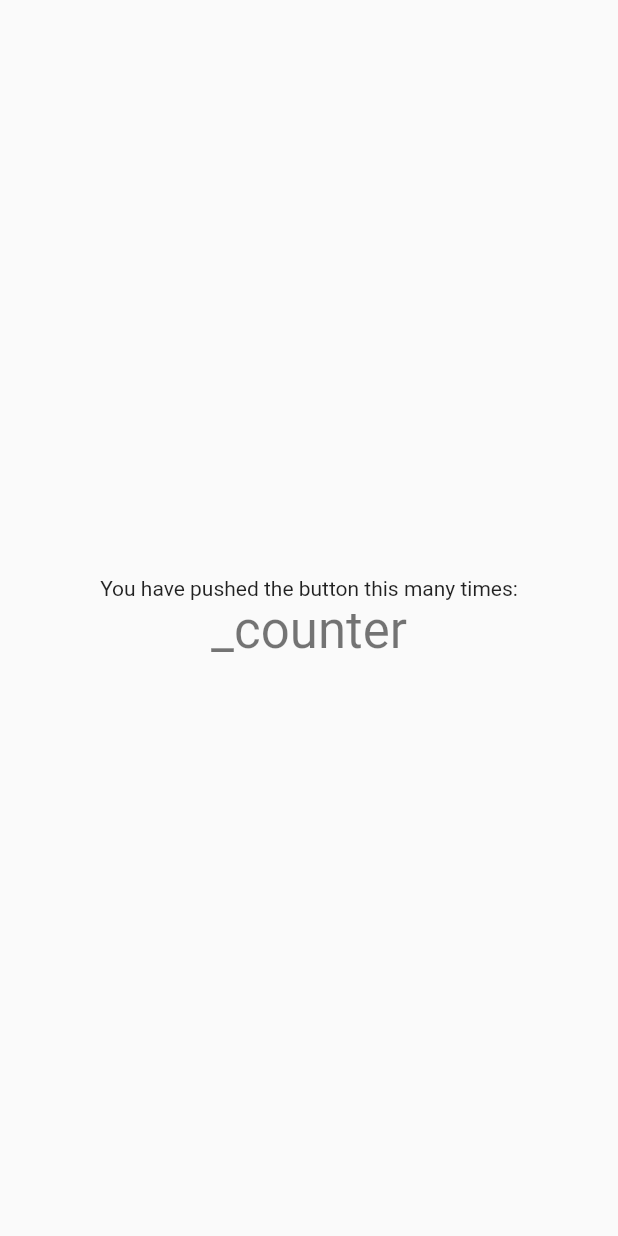
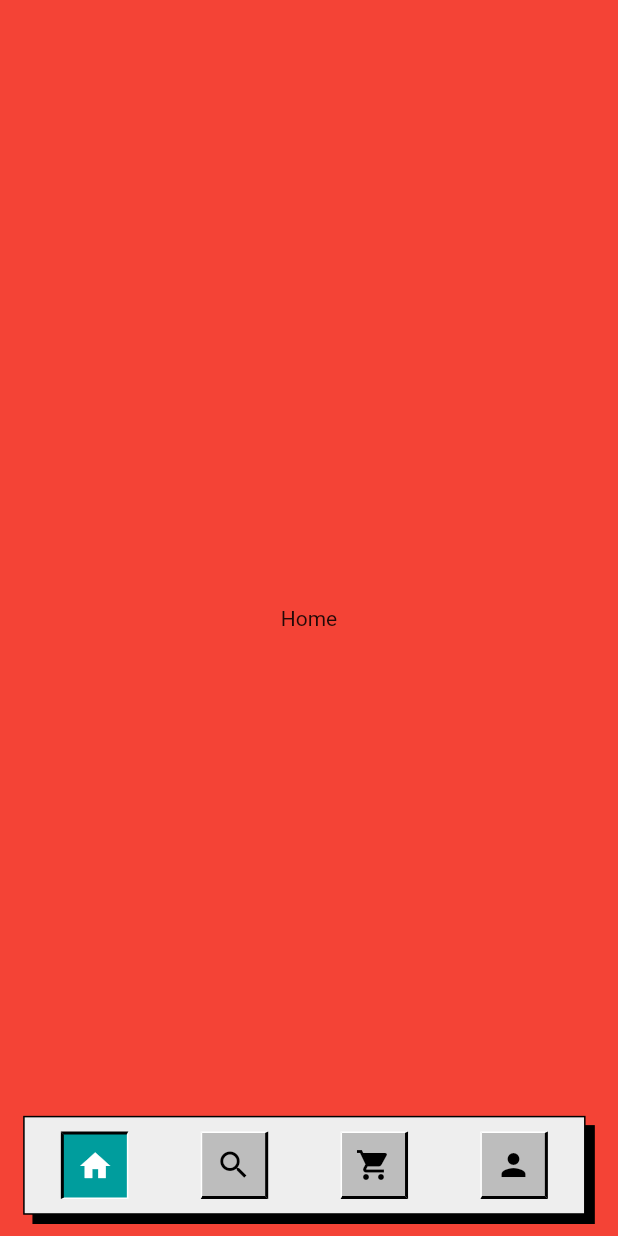
Before and after one commit to himanshusharma89/relic_bazaar, a Flutter app: the screen it shows after launch, on a phone screen of 412 x 824 dp. Run offline on Flutter 3.47's test engine with Material 2 defaults, Android fonts, the phone set to English and light mode, and no system bars.

Commit message:
Floating Bottom Nav Bar

```diff
--- /dev/null
+++ b/lib/bottom_nav_bar.dart
@@ -0,0 +1,123 @@
+import 'package:flutter/material.dart';
+
+class FloatingNavBar extends StatefulWidget {
+  int index;
+  final PageController _controller;
+
+  FloatingNavBar(this.index,this._controller);
+
+  @override
+  _FloatingNavBarState createState() => _FloatingNavBarState();
+}
+
+class _FloatingNavBarState extends State<FloatingNavBar> {
+
+  PageController controller;
+
+  @override
+  void initState() {
+    controller=widget._controller;
+    super.initState();
+  }
+  @override
+  Widget build(BuildContext context) {
+    final height = MediaQuery.of(context).size.height;
+    final width = MediaQuery.of(context).size.width;
+    return Container(
+      height: height*0.095,
+      width: width*0.925,
+      child: Stack(
+        children: [
+          Align(
+            alignment: Alignment.bottomRight,
+            child: Container(
+              width: width*0.91,
+              height: height*0.08,
+              decoration: BoxDecoration(
+                color: Colors.black,
+                border: Border.all(
+                  color: Colors.black
+                )
+              ),
+            ),
+          ),
+          Align(
+            alignment: Alignment.centerLeft,
+            child: Container(
+              width: width*0.91,
+              height: height*0.08,
+              decoration: BoxDecoration(
+                color: Colors.grey[200],
+                border: Border.all(
+                  color: Colors.black
+                )
+              ),
+              child: Row(
+                mainAxisAlignment: MainAxisAlignment.spaceAround,
+                children: [
+                  floatingNavBarItem(Icons.home,0),
+                  floatingNavBarItem(Icons.search,1),
+                  floatingNavBarItem(Icons.shopping_cart,2),
+                  floatingNavBarItem(Icons.person,3),
+                ],
+              ),
+            ),
+          ),
+        ],
+      ),
+    );
+  }
+  Widget floatingNavBarItem(IconData icon, int index){
+    return GestureDetector(
+      onTap: (){
+        setState(() {
+          widget.index=index;
+          widget._controller.animateToPage(
+            index,
+            duration:Duration(milliseconds: 200),
+            curve: Curves.easeIn,
+          );
+        });
+      },
+      child: Container(
+        width: 45,height: 45,
+        decoration: BoxDecoration(
+          color: widget.index==index ? Color(0xff009D9D) : Colors.grey[400],
+          border: widget.index==index
+          ? Border(
+            top: blackBorder(),
+            left: blackBorder(),
+            bottom: whiteBorder(),
+            right: whiteBorder(),
+          )
+          : Border(
+            top: whiteBorder(),
+            left: whiteBorder(),
+            right: blackBorder(),
+            bottom: blackBorder()
+          )
+        ),
+        child: Icon(
+          icon,
+          color: widget.index==index? Colors.white : Colors.black,
+        ),
+      ),
+    );
+  }
+
+  BorderSide blackBorder(){
+    return BorderSide(
+      color: Colors.black,
+      width: 2,
+      style: BorderStyle.solid
+    );
+  }
+
+  BorderSide whiteBorder(){
+    return BorderSide(
+      color: Colors.white,
+      width: 1,
+      style: BorderStyle.solid
+    );
+  }
+}
--- a/lib/main.dart
+++ b/lib/main.dart
@@ -1,4 +1,5 @@
 import 'package:flutter/material.dart';
+import 'bottom_nav_bar.dart';
 
 void main() {
   runApp(MyApp());
@@ -13,31 +14,92 @@ class MyApp extends StatelessWidget {
         primarySwatch: Colors.blue,
         visualDensity: VisualDensity.adaptivePlatformDensity,
       ),
-      home: MyHomePage(),
+      home: Home(),
     );
   }
 }
 
-class MyHomePage extends StatefulWidget {
+class Home extends StatefulWidget {
   @override
-  _MyHomePageState createState() => _MyHomePageState();
+  _HomeState createState() => _HomeState();
 }
 
-class _MyHomePageState extends State<MyHomePage> {
+class _HomeState extends State<Home> {
+  PageController _pageController;
+  int _currentIndex=0;
+
+  @override
+  void initState() {
+    super.initState();
+    _pageController=PageController();
+  }
+
+  @override
+  void dispose() {
+    // TODO: implement dispose
+    super.dispose();
+    _pageController.dispose();
+  }
 
   @override
   Widget build(BuildContext context) {
     return Scaffold(
-      body: Center(
-        child: Column(
-          mainAxisAlignment: MainAxisAlignment.center,
+      body: Container(
+        height: MediaQuery.of(context).size.height,
+        width: MediaQuery.of(context).size.width,
+        child: Stack(
           children: <Widget>[
-            Text(
-              'You have pushed the button this many times:',
+            PageView(
+              controller: _pageController,
+              onPageChanged: (int index){
+                setState(() {
+                  _currentIndex = index;
+                });
+              },
+              children: [
+                Container(
+                  color: Colors.red,
+                  child: Center(
+                    child: Text(
+                      'Home'
+                    ),
+                  ),
+                ),
+                Container(
+                  color: Colors.teal,
+                  child: Center(
+                    child: Text(
+                      'Search'
+                    ),
+                  ),
+                ),
+                Container(
+                  color: Colors.deepOrangeAccent,
+                  child: Center(
+                    child: Text(
+                      'Cart'
+                    ),
+                  ),
+                ),
+                Container(
+                  color: Colors.orangeAccent,
+                  child: Center(
+                    child: Text(
+                      'Profile'
+                    ),
+                  ),
+                )
+              ],
             ),
-            Text(
-              '_counter',
-              style: Theme.of(context).textTheme.headline4,
+            Padding(
+              padding: const EdgeInsets.only(bottom:8.0),
+              child: Align(
+                alignment: Alignment.bottomCenter,
+                child: FloatingNavBar(
+                  _currentIndex,
+                  _pageController
+                )
+              ),
             ),
           ],
         ),
```
